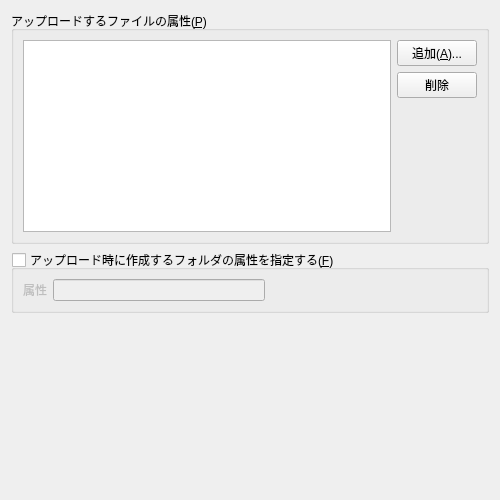
Above: ffftpgui/ui/option/optiontransfer3form.ui from hatomania/ffftp before the change. Below: the same form after it.
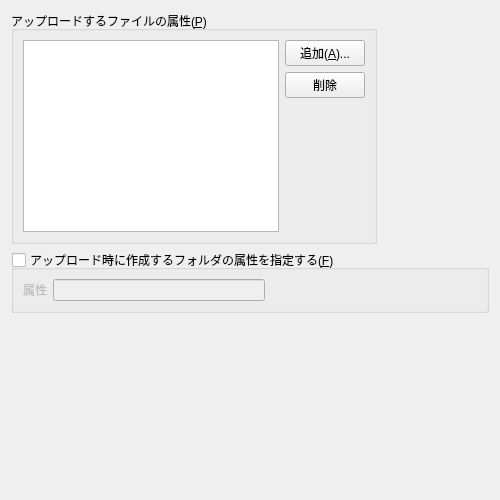
That is the form after the change.

Diff of the .ui file:
```diff
--- a/ffftpgui/ui/option/optiontransfer3form.ui
+++ b/ffftpgui/ui/option/optiontransfer3form.ui
@@ -12,6 +12,8 @@
   </property>
   <layout class="QVBoxLayout" name="verticalLayout_2">
    <item>
+    <layout class="QHBoxLayout" name="horizontalLayout_3">
+     <item>
     <widget class="QGroupBox" name="groupBox_1">
      <property name="title">
       <string>アップロードするファイルの属性(&amp;P)</string>
@@ -53,6 +55,21 @@
       </item>
      </layout>
     </widget>
+     </item>
+     <item>
+      <spacer name="horizontalSpacer">
+       <property name="orientation">
+        <enum>Qt::Orientation::Horizontal</enum>
+       </property>
+       <property name="sizeHint" stdset="0">
+        <size>
+         <width>40</width>
+         <height>20</height>
+        </size>
+       </property>
+      </spacer>
+     </item>
+    </layout>
    </item>
    <item>
     <widget class="QGroupBox" name="groupBox_UseFolderAttr">
```
Lines whose indentation alone changed are shown as unchanged.
